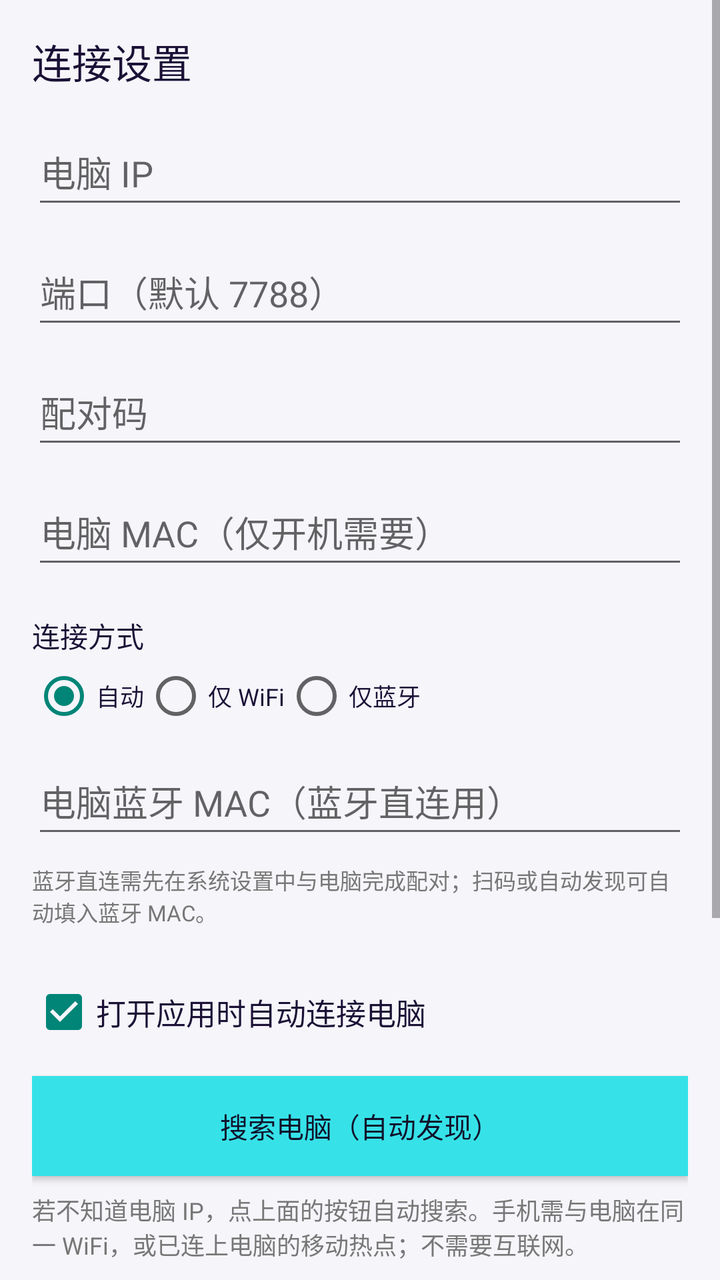
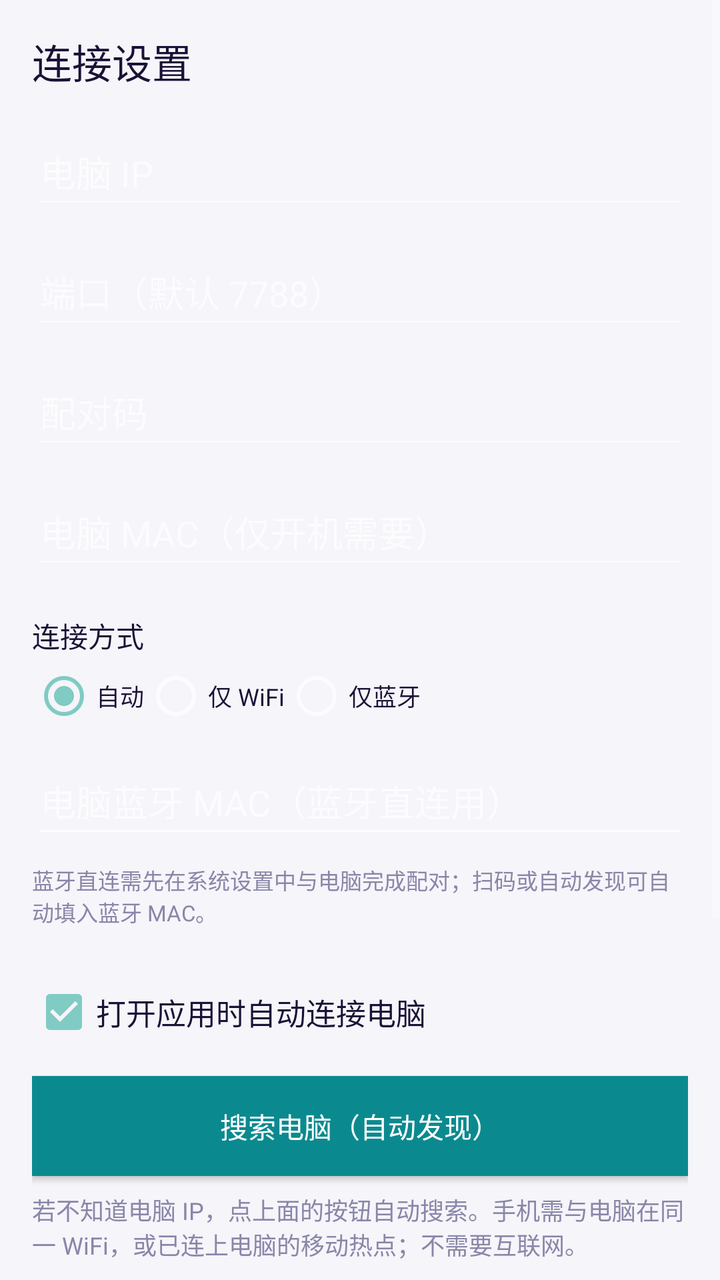

Compare the two renders of this Android layout. The source of the first and the diff that turns it into the second are given below.
<!-- AndroidManifest.xml: application theme AppTheme -->
<!-- res/layout/activity_settings.xml -->
<?xml version="1.0" encoding="utf-8"?>
<ScrollView xmlns:android="http://schemas.android.com/apk/res/android"
    android:id="@+id/scroll"
    android:layout_width="match_parent" android:layout_height="match_parent">
    <LinearLayout android:orientation="vertical" android:padding="16dp"
        android:layout_width="match_parent" android:layout_height="wrap_content">
        <TextView android:text="@string/settings_title" android:textSize="20sp"
            android:textColor="#1b1136" android:layout_marginBottom="14dp"
            android:layout_width="match_parent" android:layout_height="wrap_content"/>
        <EditText android:id="@+id/editIp" android:hint="@string/hint_ip"
            android:inputType="text" android:minHeight="50dp" android:layout_marginBottom="10dp"
            android:layout_width="match_parent" android:layout_height="wrap_content"/>
        <EditText android:id="@+id/editPort" android:hint="@string/hint_port"
            android:inputType="number" android:minHeight="50dp" android:layout_marginBottom="10dp"
            android:layout_width="match_parent" android:layout_height="wrap_content"/>
        <EditText android:id="@+id/editToken" android:hint="@string/hint_token"
            android:inputType="text" android:minHeight="50dp" android:layout_marginBottom="10dp"
            android:layout_width="match_parent" android:layout_height="wrap_content"/>
        <EditText android:id="@+id/editMac" android:hint="@string/hint_mac"
            android:inputType="text" android:minHeight="50dp" android:layout_marginBottom="18dp"
            android:layout_width="match_parent" android:layout_height="wrap_content"/>
        <TextView android:text="@string/conn_mode_label" android:textSize="14sp"
            android:textColor="#1b1136" android:layout_marginBottom="4dp"
            android:layout_width="match_parent" android:layout_height="wrap_content"/>
        <RadioGroup android:id="@+id/radioMode" android:orientation="horizontal"
            android:layout_marginBottom="10dp"
            android:layout_width="match_parent" android:layout_height="wrap_content">
            <RadioButton android:id="@+id/modeAuto" android:text="@string/mode_auto"
                android:textSize="12sp" android:textColor="#1b1136" android:checked="true"
                android:layout_width="wrap_content" android:layout_height="wrap_content"/>
            <RadioButton android:id="@+id/modeWifi" android:text="@string/mode_wifi"
                android:textSize="12sp" android:textColor="#1b1136"
                android:layout_width="wrap_content" android:layout_height="wrap_content"/>
            <RadioButton android:id="@+id/modeBt" android:text="@string/mode_bt"
                android:textSize="12sp" android:textColor="#1b1136"
                android:layout_width="wrap_content" android:layout_height="wrap_content"/>
        </RadioGroup>
        <EditText android:id="@+id/editBtMac" android:hint="@string/hint_bt_mac"
            android:inputType="text" android:minHeight="50dp" android:layout_marginBottom="8dp"
            android:layout_width="match_parent" android:layout_height="wrap_content"/>
        <TextView android:text="@string/bt_help" android:textSize="11sp"
            android:textColor="#777777" android:layout_marginBottom="18dp"
            android:layout_width="match_parent" android:layout_height="wrap_content"/>
        <CheckBox android:id="@+id/chkAutoConnect" android:text="@string/auto_connect"
            android:textSize="15sp" android:textColor="#1b1136" android:checked="true"
            android:minHeight="48dp" android:layout_marginBottom="8dp"
            android:layout_width="match_parent" android:layout_height="wrap_content"/>
        <Button android:id="@+id/btnSearch" android:text="@string/search_pc"
            android:minHeight="50dp" android:textColor="#11102A" android:background="#36E2E8"
            android:layout_marginBottom="8dp"
            android:layout_width="match_parent" android:layout_height="wrap_content"/>
        <TextView android:id="@+id/searchResult" android:text="@string/search_hint"
            android:textSize="12sp" android:textColor="#777777" android:layout_marginBottom="18dp"
            android:layout_width="match_parent" android:layout_height="wrap_content"/>
        <Button android:id="@+id/btnSave" android:text="@string/save"
            android:minHeight="54dp" android:textColor="#11102A" android:background="#36E2E8"
            android:layout_marginBottom="8dp"
            android:layout_width="match_parent" android:layout_height="wrap_content"/>
        <Button android:id="@+id/btnScanAdd" android:text="@string/devices_add_scan"
            android:minHeight="48dp" android:textColor="#11102A" android:background="#36E2E8"
            android:layout_marginBottom="6dp"
            android:layout_width="match_parent" android:layout_height="wrap_content"/>
        <Button android:id="@+id/btnDelete" android:text="@string/devices_delete_title"
            android:minHeight="48dp"
            android:layout_width="match_parent" android:layout_height="wrap_content"
            style="@style/BtnDanger"/>
        <Button android:id="@+id/btnAbout" android:text="@string/btn_about"
            android:minHeight="48dp" android:layout_marginTop="8dp"
            android:textColor="#11102A" android:background="#36E2E8"
            android:layout_width="match_parent" android:layout_height="wrap_content"/>
    </LinearLayout>
</ScrollView>
<!-- resources referenced by this layout -->
<resources>
  <string name="auto_connect">打开应用时自动连接电脑</string>
  <string name="bt_help">蓝牙直连需先在系统设置中与电脑完成配对；扫码或自动发现可自动填入蓝牙 MAC。</string>
  <string name="btn_about">关于</string>
  <string name="conn_mode_label">连接方式</string>
  <string name="devices_add_scan">扫码添加设备</string>
  <string name="devices_delete_title">删除设备</string>
  <string name="hint_bt_mac">电脑蓝牙 MAC（蓝牙直连用）</string>
  <string name="hint_ip">电脑 IP</string>
  <string name="hint_mac">电脑 MAC（仅开机需要）</string>
  <string name="hint_port">端口（默认 7788）</string>
  <string name="hint_token">配对码</string>
  <string name="mode_auto">自动</string>
  <string name="mode_bt">仅蓝牙</string>
  <string name="mode_wifi">仅 WiFi</string>
  <string name="save">保存</string>
  <string name="search_hint">若不知道电脑 IP，点上面的按钮自动搜索。手机需与电脑在同一 WiFi，或已连上电脑的移动热点；不需要互联网。</string>
  <string name="search_pc">搜索电脑（自动发现）</string>
  <string name="settings_title">连接设置</string>
  <style name="BtnDanger" parent="@style/Btn">
          <item name="android:textColor">#D32F2F</item>
      </style>
  <style name="AppTheme" parent="@android:style/Theme.Material.Light.NoActionBar">
          <item name="android:windowBackground">#f5f5fa</item>
      </style>
  <style name="Btn" parent="@android:style/Widget.Button">
          <item name="android:layout_width">0dp</item>
          <item name="android:layout_height">wrap_content</item>
          <item name="android:layout_weight">1</item>
          <item name="android:minHeight">@dimen/btn_minh</item>
          <item name="android:textSize">@dimen/btn_text</item>
          <item name="android:layout_margin">4dp</item>
      </style>
  <dimen name="btn_minh">56dp</dimen>
  <dimen name="btn_text">16sp</dimen>
</resources>

<!-- the commit's change to res/layout/activity_settings.xml (unified diff, before → after) -->
@@ -1,11 +1,11 @@
-<?xml version="1.0" encoding="utf-8"?>
+﻿<?xml version="1.0" encoding="utf-8"?>
 <ScrollView xmlns:android="http://schemas.android.com/apk/res/android"
     android:id="@+id/scroll"
     android:layout_width="match_parent" android:layout_height="match_parent">
     <LinearLayout android:orientation="vertical" android:padding="16dp"
         android:layout_width="match_parent" android:layout_height="wrap_content">
         <TextView android:text="@string/settings_title" android:textSize="20sp"
-            android:textColor="#1b1136" android:layout_marginBottom="14dp"
+            android:textColor="@color/fg" android:layout_marginBottom="14dp"
             android:layout_width="match_parent" android:layout_height="wrap_content"/>
         <EditText android:id="@+id/editIp" android:hint="@string/hint_ip"
             android:inputType="text" android:minHeight="50dp" android:layout_marginBottom="10dp"
@@ -20,44 +20,44 @@
             android:inputType="text" android:minHeight="50dp" android:layout_marginBottom="18dp"
             android:layout_width="match_parent" android:layout_height="wrap_content"/>
         <TextView android:text="@string/conn_mode_label" android:textSize="14sp"
-            android:textColor="#1b1136" android:layout_marginBottom="4dp"
+            android:textColor="@color/fg" android:layout_marginBottom="4dp"
             android:layout_width="match_parent" android:layout_height="wrap_content"/>
         <RadioGroup android:id="@+id/radioMode" android:orientation="horizontal"
             android:layout_marginBottom="10dp"
             android:layout_width="match_parent" android:layout_height="wrap_content">
             <RadioButton android:id="@+id/modeAuto" android:text="@string/mode_auto"
-                android:textSize="12sp" android:textColor="#1b1136" android:checked="true"
+                android:textSize="12sp" android:textColor="@color/fg" android:checked="true"
                 android:layout_width="wrap_content" android:layout_height="wrap_content"/>
             <RadioButton android:id="@+id/modeWifi" android:text="@string/mode_wifi"
-                android:textSize="12sp" android:textColor="#1b1136"
+                android:textSize="12sp" android:textColor="@color/fg"
                 android:layout_width="wrap_content" android:layout_height="wrap_content"/>
             <RadioButton android:id="@+id/modeBt" android:text="@string/mode_bt"
-                android:textSize="12sp" android:textColor="#1b1136"
+                android:textSize="12sp" android:textColor="@color/fg"
                 android:layout_width="wrap_content" android:layout_height="wrap_content"/>
         </RadioGroup>
         <EditText android:id="@+id/editBtMac" android:hint="@string/hint_bt_mac"
             android:inputType="text" android:minHeight="50dp" android:layout_marginBottom="8dp"
             android:layout_width="match_parent" android:layout_height="wrap_content"/>
         <TextView android:text="@string/bt_help" android:textSize="11sp"
-            android:textColor="#777777" android:layout_marginBottom="18dp"
+            android:textColor="@color/fg_dim" android:layout_marginBottom="18dp"
             android:layout_width="match_parent" android:layout_height="wrap_content"/>
         <CheckBox android:id="@+id/chkAutoConnect" android:text="@string/auto_connect"
-            android:textSize="15sp" android:textColor="#1b1136" android:checked="true"
+            android:textSize="15sp" android:textColor="@color/fg" android:checked="true"
             android:minHeight="48dp" android:layout_marginBottom="8dp"
             android:layout_width="match_parent" android:layout_height="wrap_content"/>
         <Button android:id="@+id/btnSearch" android:text="@string/search_pc"
-            android:minHeight="50dp" android:textColor="#11102A" android:background="#36E2E8"
+            android:minHeight="50dp" android:textColor="@color/accent_fg" android:background="@color/accent"
             android:layout_marginBottom="8dp"
             android:layout_width="match_parent" android:layout_height="wrap_content"/>
         <TextView android:id="@+id/searchResult" android:text="@string/search_hint"
-            android:textSize="12sp" android:textColor="#777777" android:layout_marginBottom="18dp"
+            android:textSize="12sp" android:textColor="@color/fg_dim" android:layout_marginBottom="18dp"
             android:layout_width="match_parent" android:layout_height="wrap_content"/>
         <Button android:id="@+id/btnSave" android:text="@string/save"
-            android:minHeight="54dp" android:textColor="#11102A" android:background="#36E2E8"
+            android:minHeight="54dp" android:textColor="@color/accent_fg" android:background="@color/accent"
             android:layout_marginBottom="8dp"
             android:layout_width="match_parent" android:layout_height="wrap_content"/>
         <Button android:id="@+id/btnScanAdd" android:text="@string/devices_add_scan"
-            android:minHeight="48dp" android:textColor="#11102A" android:background="#36E2E8"
+            android:minHeight="48dp" android:textColor="@color/accent_fg" android:background="@color/accent"
             android:layout_marginBottom="6dp"
             android:layout_width="match_parent" android:layout_height="wrap_content"/>
         <Button android:id="@+id/btnDelete" android:text="@string/devices_delete_title"
@@ -66,7 +66,7 @@
             style="@style/BtnDanger"/>
         <Button android:id="@+id/btnAbout" android:text="@string/btn_about"
             android:minHeight="48dp" android:layout_marginTop="8dp"
-            android:textColor="#11102A" android:background="#36E2E8"
+            android:textColor="@color/accent_fg" android:background="@color/accent"
             android:layout_width="match_parent" android:layout_height="wrap_content"/>
     </LinearLayout>
 </ScrollView>
<!-- resource entries referenced after the edit -->
@@ -1,5 +1,9 @@
 <!-- resources referenced by this layout -->
 <resources>
+  <color name="accent">#0a8a8f</color>
+  <color name="accent_fg">#ffffff</color>
+  <color name="fg">#1b1136</color>
+  <color name="fg_dim">#8a86a8</color>
   <string name="auto_connect">打开应用时自动连接电脑</string>
   <string name="bt_help">蓝牙直连需先在系统设置中与电脑完成配对；扫码或自动发现可自动填入蓝牙 MAC。</string>
   <string name="btn_about">关于</string>
@@ -19,10 +23,10 @@
   <string name="search_pc">搜索电脑（自动发现）</string>
   <string name="settings_title">连接设置</string>
   <style name="BtnDanger" parent="@style/Btn">
-          <item name="android:textColor">#D32F2F</item>
+          <item name="android:textColor">@color/danger</item>
       </style>
-  <style name="AppTheme" parent="@android:style/Theme.Material.Light.NoActionBar">
-          <item name="android:windowBackground">#f5f5fa</item>
+  <style name="AppTheme" parent="@android:style/Theme.Material.NoActionBar">
+          <item name="android:windowBackground">@color/bg</item>
       </style>
   <style name="Btn" parent="@android:style/Widget.Button">
           <item name="android:layout_width">0dp</item>
@@ -32,6 +36,8 @@
           <item name="android:textSize">@dimen/btn_text</item>
           <item name="android:layout_margin">4dp</item>
       </style>
+  <color name="danger">#B00020</color>
+  <color name="bg">#f5f5fa</color>
   <dimen name="btn_minh">56dp</dimen>
   <dimen name="btn_text">16sp</dimen>
 </resources>
